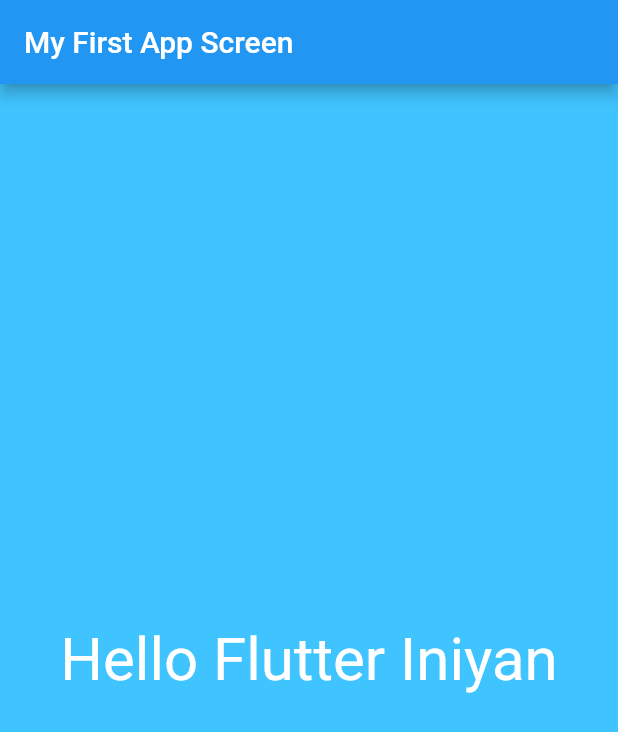
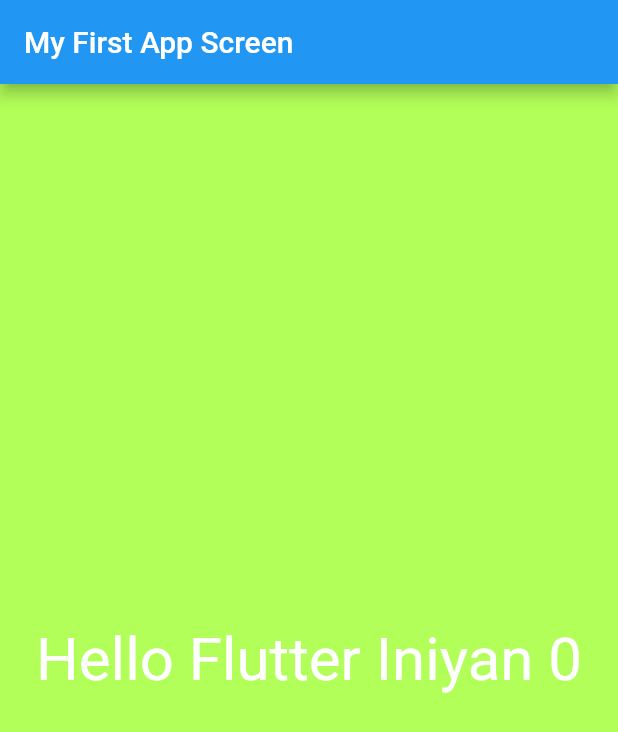
Before and after one commit to iniyan455/MyFirstFlutterApplication, a Flutter app: the screen it shows after launch, on a phone screen of 412 x 824 dp. Shown: the top 732 px of the screen. Run offline on Flutter 3.47's test engine with Material 2 defaults, Android fonts, the phone set to English and light mode, and no system bars.

Commit message:
Code First Screen updated return

```diff
--- /dev/null
+++ b/lib/appscreens/first_screen.dart
@@ -0,0 +1,32 @@
+import 'dart:math';
+
+import 'package:flutter/material.dart';
+
+class FirstScreen extends StatelessWidget {
+
+
+  @override
+  Widget build(BuildContext context) {
+
+    return  Material(
+        color: Colors.lightGreenAccent,
+        child:Center (
+            child : Text (
+              generateLuckyNumber(),
+              textDirection: TextDirection.ltr,
+              style: TextStyle(color: Colors.white,
+                  fontSize: 40.0),
+            )
+        )
+    );
+  }
+
+
+  String  generateLuckyNumber() {
+
+    var random = Random();
+    int luckyNumber = random.nextInt(10);
+    return  "Hello Flutter Iniyan $luckyNumber";
+
+  }
+}
--- a/lib/main.dart
+++ b/lib/main.dart
@@ -1,3 +1,4 @@
+import 'package:firstapp/appscreens/first_screen.dart';
 import 'package:flutter/material.dart';
 
 void main() {
@@ -13,16 +14,7 @@ class MyFlutterApp extends StatelessWidget { // it will not change in future
       title: "My Flutter App",
       home: Scaffold(
         appBar: AppBar(title: Text( "My First App Screen"),),
-        body: Material(color: Colors.lightBlueAccent,
-            child:Center (
-                child : Text (
-                  "Hello Flutter Iniyan",
-                  textDirection: TextDirection.ltr,
-                  style: TextStyle(color: Colors.white,
-                      fontSize: 40.0),
-                )
-            )
-        ),
+        body: FirstScreen(),
       ),
     );
   }
```
Also changed, not shown: 1 other file.
